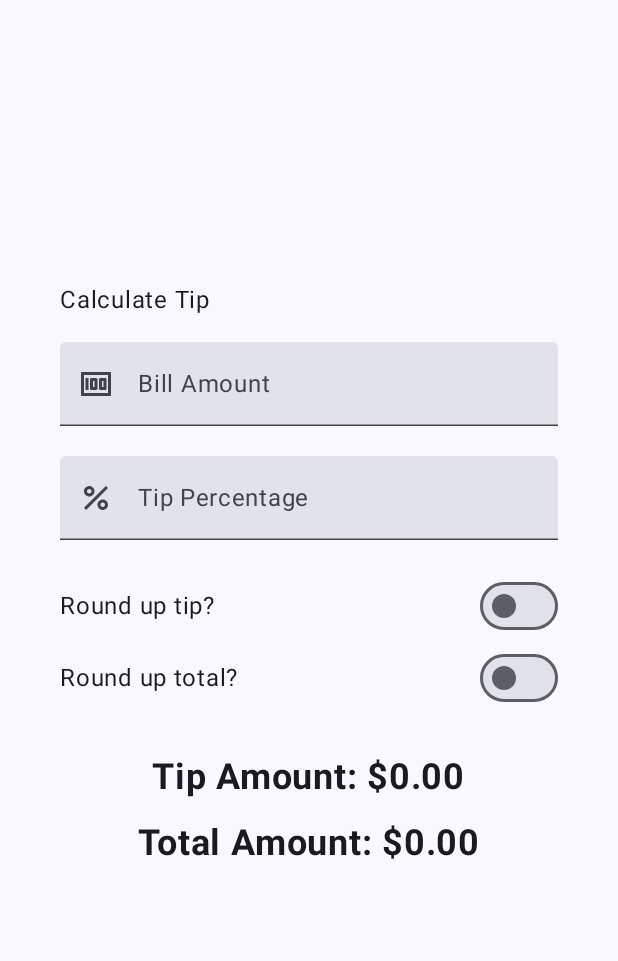
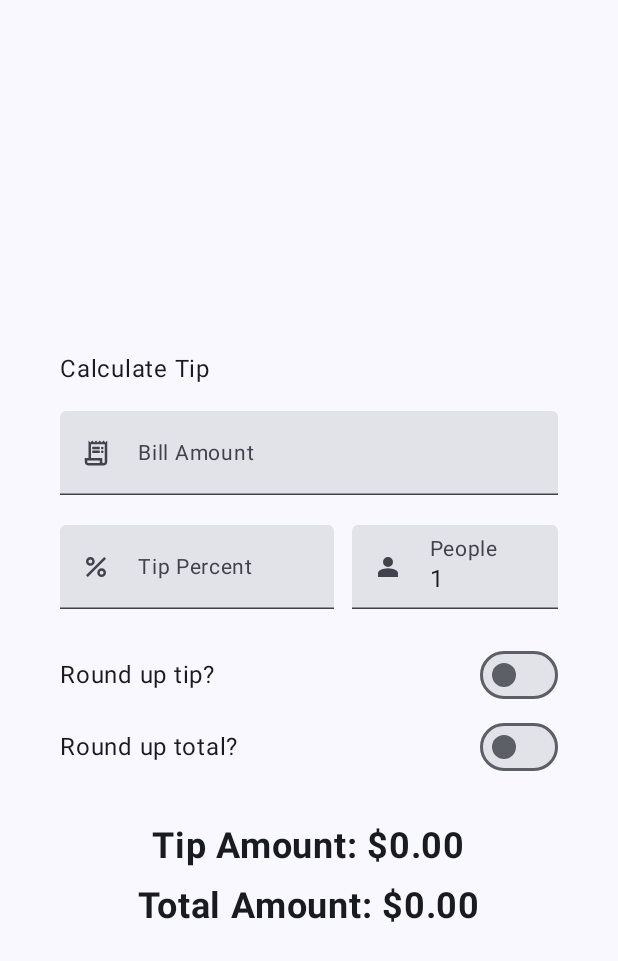
Before and after one commit to donutdiet/tip_calculator, an Android app built with Jetpack Compose: the screen it shows after launch (MainActivity), on a phone screen of 412 x 824 dp. Shown: the top 961 px of the screen. Run offline under Robolectric (Android 15) with nearby library versions, the light colour scheme and no system bars.

Commit message:
Add a bill split calculation based on party size

```diff
--- a/app/src/main/java/com/example/tiptracker/MainActivity.kt
+++ b/app/src/main/java/com/example/tiptracker/MainActivity.kt
@@ -6,10 +6,7 @@ import androidx.activity.compose.setContent
 import androidx.activity.enableEdgeToEdge
 import androidx.annotation.DrawableRes
 import androidx.annotation.StringRes
-import androidx.compose.foundation.Image
-import androidx.compose.foundation.background
 import androidx.compose.foundation.layout.Arrangement
-import androidx.compose.foundation.layout.Box
 import androidx.compose.foundation.layout.Column
 import androidx.compose.foundation.layout.Row
 import androidx.compose.foundation.layout.Spacer
@@ -20,20 +17,18 @@ import androidx.compose.foundation.layout.padding
 import androidx.compose.foundation.layout.safeDrawingPadding
 import androidx.compose.foundation.layout.size
 import androidx.compose.foundation.layout.statusBarsPadding
+import androidx.compose.foundation.layout.width
 import androidx.compose.foundation.layout.wrapContentWidth
 import androidx.compose.foundation.rememberScrollState
 import androidx.compose.foundation.text.KeyboardActions
 import androidx.compose.foundation.text.KeyboardOptions
 import androidx.compose.foundation.verticalScroll
 import androidx.compose.material3.Icon
-import androidx.compose.material3.MaterialTheme
-import androidx.compose.material3.Scaffold
 import androidx.compose.material3.Surface
 import androidx.compose.material3.Switch
 import androidx.compose.material3.Text
 import androidx.compose.material3.TextField
 import androidx.compose.runtime.Composable
-import androidx.compose.runtime.MutableState
 import androidx.compose.runtime.getValue
 import androidx.compose.runtime.mutableStateOf
 import androidx.compose.runtime.remember
@@ -42,17 +37,12 @@ import androidx.compose.ui.Alignment
 import androidx.compose.ui.Modifier
 import androidx.compose.ui.focus.FocusRequester
 import androidx.compose.ui.focus.focusRequester
-import androidx.compose.ui.graphics.Color
-import androidx.compose.ui.layout.ContentScale
-import androidx.compose.ui.modifier.modifierLocalOf
 import androidx.compose.ui.platform.LocalFocusManager
 import androidx.compose.ui.res.painterResource
 import androidx.compose.ui.res.stringResource
-import androidx.compose.ui.text.font.FontFamily
 import androidx.compose.ui.text.font.FontWeight
 import androidx.compose.ui.text.input.ImeAction
 import androidx.compose.ui.text.input.KeyboardType
-import androidx.compose.ui.text.style.TextAlign
 import androidx.compose.ui.tooling.preview.Preview
 import androidx.compose.ui.unit.dp
 import androidx.compose.ui.unit.sp
@@ -79,17 +69,21 @@ class MainActivity : ComponentActivity() {
 fun TipTrackerLayout() {
     var billAmountInput by remember { mutableStateOf("") }
     var tipPercentInput by remember { mutableStateOf("") }
+    var personCountInput by remember { mutableStateOf("1") }
     var roundUpTip by remember { mutableStateOf(false) }
     var roundUpTotal by remember { mutableStateOf(false) }
 
     val billAmount = billAmountInput.toDoubleOrNull() ?: 0.0
     val tipPercent = tipPercentInput.toDoubleOrNull() ?: 0.0
+    val personCount = personCountInput.toIntOrNull() ?: 1
 
     val tipAmount = calculateTip(billAmount, tipPercent, roundUpTip, roundUpTotal)
     val totalAmount = calculateTotal(billAmount, tipAmount)
+    val totalPerPerson = calculateTotalPerPerson(totalAmount, personCount)
 
     val tipString = NumberFormat.getCurrencyInstance().format(tipAmount)
     val totalString = NumberFormat.getCurrencyInstance().format(totalAmount)
+    val totalPerPersonString = NumberFormat.getCurrencyInstance().format(totalPerPerson)
 
     Column(
         modifier = Modifier
@@ -109,7 +103,7 @@ fun TipTrackerLayout() {
         )
         EditNumberField(
             label = R.string.bill_amount,
-            leadingIcon = R.drawable.money,
+            leadingIcon = R.drawable.receipt_long,
             keyboardOptions = KeyboardOptions.Default.copy(
                 keyboardType = KeyboardType.Number,
                 imeAction = ImeAction.Next
@@ -120,19 +114,35 @@ fun TipTrackerLayout() {
                 .padding(bottom = 20.dp)
                 .fillMaxWidth()
         )
+        Row(
+            modifier = Modifier
+                .padding(bottom = 20.dp)
+                .fillMaxWidth()
+        ) {
             EditNumberField(
                 label = R.string.tip_percentage,
                 leadingIcon = R.drawable.percent,
                 keyboardOptions = KeyboardOptions.Default.copy(
                     keyboardType = KeyboardType.Number,
-                imeAction = ImeAction.Done
+                    imeAction = ImeAction.Next
                 ),
                 value = tipPercentInput,
                 onValueChange = { tipPercentInput = it },
-            modifier = Modifier
-                .padding(bottom = 20.dp)
-                .fillMaxWidth()
+                modifier = Modifier.weight(4f)
             )
+            Spacer(modifier = Modifier.width(12.dp))
+            EditNumberField(
+                label = R.string.people,
+                leadingIcon = R.drawable.person,
+                keyboardOptions = KeyboardOptions.Default.copy(
+                    keyboardType = KeyboardType.Number,
+                    imeAction = ImeAction.Done
+                ),
+                value = personCountInput,
+                onValueChange = { personCountInput = it },
+                modifier = Modifier.weight(3f)
+            )
+        }
         RoundUpRow(
             label = R.string.round_up_tip,
             roundUp = roundUpTip,
@@ -155,17 +165,25 @@ fun TipTrackerLayout() {
             modifier = Modifier.padding(bottom = 28.dp)
         )
         Text(
-            text = stringResource(id = R.string.tip_amount, tipString),
+            text = stringResource(R.string.tip_amount, tipString),
             fontSize = 24.sp,
             fontWeight = FontWeight.Bold,
-            modifier = Modifier.padding(bottom = 16.dp)
+            modifier = Modifier.padding(bottom = 12.dp)
         )
         Text(
-            text = stringResource(id = R.string.total_amount, totalString),
+            text = stringResource(R.string.total_amount, totalString),
+            fontSize = 24.sp,
+            fontWeight = FontWeight.Bold,
+            modifier = Modifier.padding(bottom = 12.dp)
+        )
+        if(personCount > 1) {
+            Text(
+                text = stringResource(R.string.per_person_amount, totalPerPersonString),
                 fontSize = 24.sp,
                 fontWeight = FontWeight.Bold,
             )
-        Spacer(modifier = Modifier.height(100.dp))
+        }
+//        Spacer(modifier = Modifier.height(100.dp))
     }
 }
 
@@ -183,8 +201,21 @@ fun EditNumberField(
 
     TextField(
         value = value,
-        label = { Text(stringResource(label) )},
-        leadingIcon = { Icon(painter = painterResource(leadingIcon), null) },
+        label = {
+            Text(
+                stringResource(label),
+                fontSize = 14.sp
+            )
+        },
+        leadingIcon = {
+            Icon(
+                painter = painterResource(leadingIcon),
+                contentDescription = null,
+                modifier = Modifier
+                    .size(20.dp)
+                    .padding(0.dp)
+            )
+        },
         onValueChange = onValueChange,
         keyboardOptions = keyboardOptions,
         keyboardActions = KeyboardActions(
@@ -242,6 +273,10 @@ private fun calculateTotal(bill: Double, tip: Double): Double {
     return bill + tip
 }
 
+private fun calculateTotalPerPerson(total: Double, personCount: Int): Double {
+    return total / personCount
+}
+
 @Preview(showBackground = true)
 @Composable
 fun TipTrackerPreview() {
--- a/app/src/main/res/drawable/money.xml
+++ /dev/null
@@ -1,22 +0,0 @@
-<!--
-  ~ Copyright (C) 2023 The Android Open Source Project
-  ~
-  ~ Licensed under the Apache License, Version 2.0 (the "License");
-  ~ you may not use this file except in compliance with the License.
-  ~ You may obtain a copy of the License at
-  ~
-  ~      https://www.apache.org/licenses/LICENSE-2.0
-  ~
-  ~ Unless required by applicable law or agreed to in writing, software
-  ~ distributed under the License is distributed on an "AS IS" BASIS,
-  ~ WITHOUT WARRANTIES OR CONDITIONS OF ANY KIND, either express or implied.
-  ~ See the License for the specific language governing permissions and
-  ~ limitations under the License.
-  -->
-
-<vector android:height="24dp" android:tint="#000000"
-    android:viewportHeight="24" android:viewportWidth="24"
-    android:width="24dp" xmlns:android="http://schemas.android.com/apk/res/android">
-    <path android:fillColor="@android:color/white" android:pathData="M5,8h2v8L5,16zM12,8L9,8c-0.55,0 -1,0.45 -1,1v6c0,0.55 0.45,1 1,1h3c0.55,0 1,-0.45 1,-1L13,9c0,-0.55 -0.45,-1 -1,-1zM11,14h-1v-4h1v4zM18,8h-3c-0.55,0 -1,0.45 -1,1v6c0,0.55 0.45,1 1,1h3c0.55,0 1,-0.45 1,-1L19,9c0,-0.55 -0.45,-1 -1,-1zM17,14h-1v-4h1v4z"/>
-    <path android:fillColor="@android:color/white" android:pathData="M2,4v16h20L22,4L2,4zM4,18L4,6h16v12L4,18z"/>
-</vector>
--- /dev/null
+++ b/app/src/main/res/drawable/person.xml
@@ -0,0 +1,10 @@
+<vector xmlns:android="http://schemas.android.com/apk/res/android"
+    android:width="24dp"
+    android:height="24dp"
+    android:viewportWidth="960"
+    android:viewportHeight="960"
+    android:autoMirrored="true">
+  <path
+      android:fillColor="@android:color/white"
+      android:pathData="M480,480Q414,480 367,433Q320,386 320,320Q320,254 367,207Q414,160 480,160Q546,160 593,207Q640,254 640,320Q640,386 593,433Q546,480 480,480ZM160,800L160,688Q160,654 177.5,625.5Q195,597 224,582Q286,551 350,535.5Q414,520 480,520Q546,520 610,535.5Q674,551 736,582Q765,597 782.5,625.5Q800,654 800,688L800,800L160,800Z"/>
+</vector>
--- /dev/null
+++ b/app/src/main/res/drawable/receipt_long.xml
@@ -0,0 +1,10 @@
+<vector xmlns:android="http://schemas.android.com/apk/res/android"
+    android:width="24dp"
+    android:height="24dp"
+    android:viewportWidth="960"
+    android:viewportHeight="960"
+    android:autoMirrored="true">
+  <path
+      android:fillColor="@android:color/white"
+      android:pathData="M240,880Q190,880 155,845Q120,810 120,760L120,640L240,640L240,80L300,140L360,80L420,140L480,80L540,140L600,80L660,140L720,80L780,140L840,80L840,760Q840,810 805,845Q770,880 720,880L240,880ZM720,800Q737,800 748.5,788.5Q760,777 760,760L760,200L320,200L320,640L680,640L680,760Q680,777 691.5,788.5Q703,800 720,800ZM360,360L360,280L600,280L600,360L360,360ZM360,480L360,400L600,400L600,480L360,480ZM680,360Q663,360 651.5,348.5Q640,337 640,320Q640,303 651.5,291.5Q663,280 680,280Q697,280 708.5,291.5Q720,303 720,320Q720,337 708.5,348.5Q697,360 680,360ZM680,480Q663,480 651.5,468.5Q640,457 640,440Q640,423 651.5,411.5Q663,400 680,400Q697,400 708.5,411.5Q720,423 720,440Q720,457 708.5,468.5Q697,480 680,480ZM240,800L600,800L600,720L200,720L200,760Q200,777 211.5,788.5Q223,800 240,800ZM200,800Q200,800 200,788.5Q200,777 200,760L200,720L200,720L200,800Z"/>
+</vector>
--- a/app/src/main/res/values/strings.xml
+++ b/app/src/main/res/values/strings.xml
@@ -2,9 +2,11 @@
     <string name="app_name">Tip Tracker</string>
     <string name="calculate_tip">Calculate Tip</string>
     <string name="bill_amount">Bill Amount</string>
-    <string name="tip_percentage">Tip Percentage</string>
+    <string name="tip_percentage">Tip Percent</string>
+    <string name="people">People</string>
     <string name="round_up_tip">Round up tip?</string>
     <string name="round_up_total">Round up total?</string>
     <string name="tip_amount">Tip Amount: %s</string>
     <string name="total_amount">Total Amount: %s</string>
+    <string name="per_person_amount">Per Person: %s</string>
 </resources>
```
Lines whose indentation alone changed are shown as unchanged.
